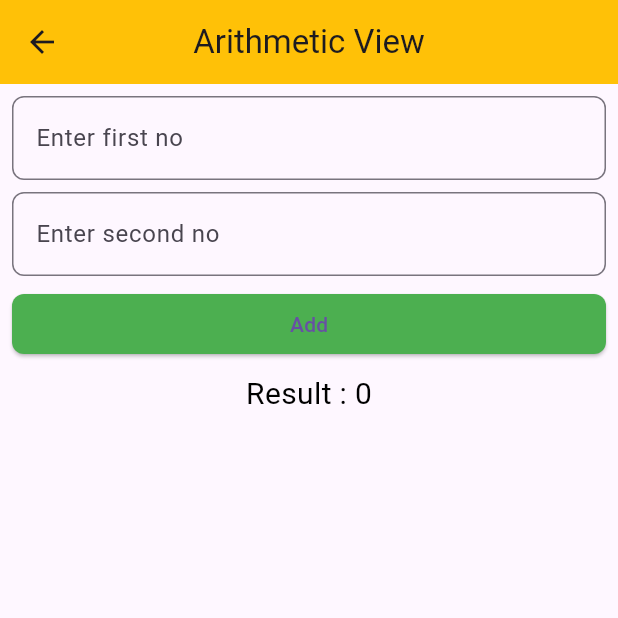
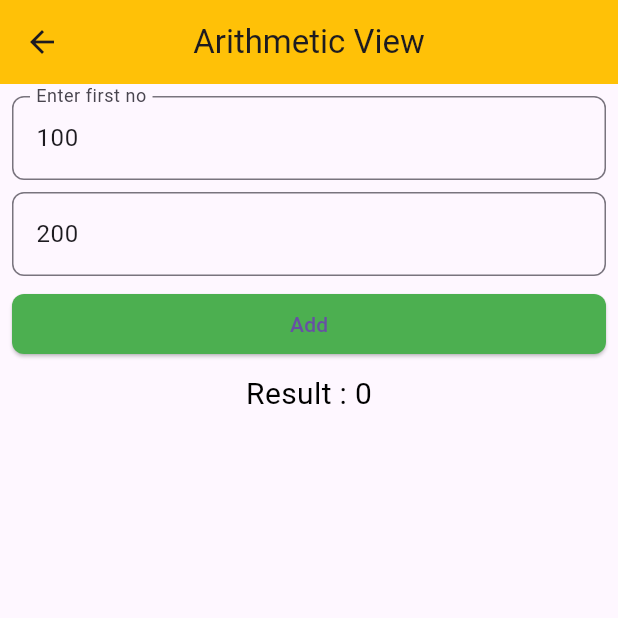
Before and after one commit to kiranrana8973/batch_34a, a Flutter app: the FirstView screen opened directly, on a phone screen of 412 x 824 dp, the top half of it. Run offline on Flutter 3.47's test engine with Material 3 defaults, Android fonts, the phone set to English and light mode, and no system bars.

Commit message:
Added controller

```diff
--- a/lib/view/first_view.dart
+++ b/lib/view/first_view.dart
@@ -8,9 +8,13 @@ class FirstView extends StatefulWidget {
 }
 
 class _FirstViewState extends State<FirstView> {
-  int first = 0;
-  int second = 0;
+  // int first = 0;
+  // int second = 0;
   int result = 0;
+
+  // textEditiingController
+  final firstContoller = TextEditingController(text: "100");
+  final secondContoller = TextEditingController(text: "200");
 
   @override
   Widget build(BuildContext context) {
@@ -25,7 +29,7 @@ class _FirstViewState extends State<FirstView> {
         padding: const EdgeInsets.all(8.0),
         child: Column(
           children: [
-            TextField(
+            TextFormField(
               decoration: InputDecoration(
                 labelText: 'Enter first no',
                 border: OutlineInputBorder(
@@ -34,12 +38,16 @@ class _FirstViewState extends State<FirstView> {
                 ),
               ),
               keyboardType: TextInputType.number,
-              onChanged: (value) {
-                first = int.parse(value);
+              controller: firstContoller,
+              validator: (value) {
+                if (value == null || value.isEmpty) {
+                  return 'Please enter a number';
+                }
+                return null;
               },
             ),
             SizedBox(height: 8),
-            TextField(
+            TextFormField(
               decoration: InputDecoration(
                 hintText: 'Enter second no',
                 border: OutlineInputBorder(
@@ -48,9 +56,10 @@ class _FirstViewState extends State<FirstView> {
                 ),
               ),
               keyboardType: TextInputType.number,
-              onChanged: (value) {
-                second = int.parse(value);
-              },
+              // onChanged: (value) {
+              //   second = int.parse(value);
+              // },
+              controller: secondContoller,
             ),
             SizedBox(height: 8),
             SizedBox(
@@ -64,7 +73,7 @@ class _FirstViewState extends State<FirstView> {
                 ),
                 onPressed: () {
                   setState(() {
-                    result = first + second;
+                    // result = first + second;
                   });
                 },
                 child: Text("Add"),
```
